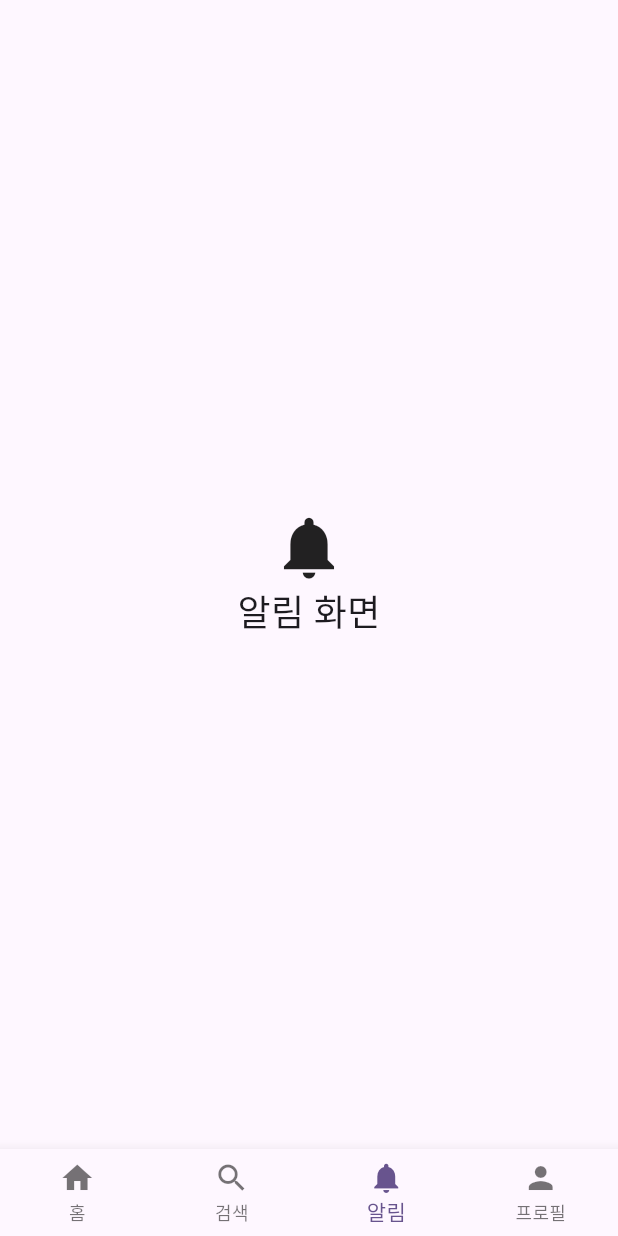
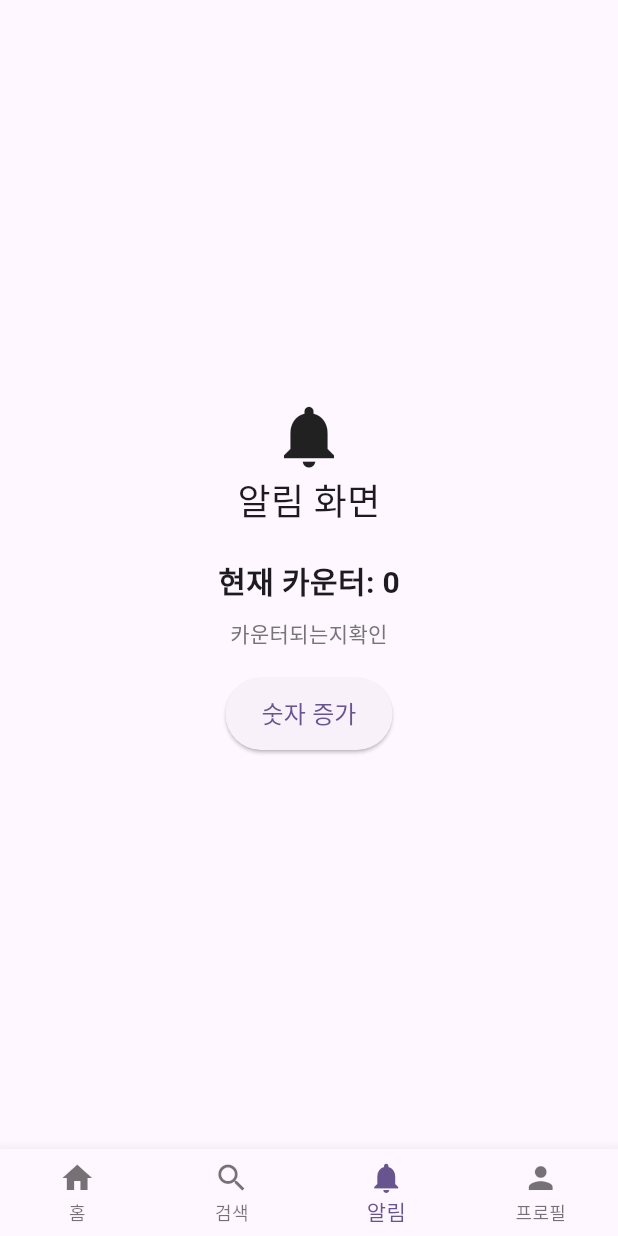
Before and after one commit to BeeChang/practice_flutter, a Flutter app: the screen it shows after launch, item 3 of the bottom bar chosen, on a phone screen of 412 x 824 dp. Run offline on Flutter 3.47's test engine with Material 3 defaults, Android fonts, the phone set to English and light mode, and no system bars; our stand-ins replace flutter_svg, go_router, logger; generated files the repository leaves out were written again.

Commit message:
고라우터 바텀네비 추가

```diff
--- a/lib/main.dart
+++ b/lib/main.dart
@@ -1,4 +1,5 @@
 import 'package:flutter/material.dart';
+import 'package:practice_flutter/ui/go_router/GoRouter.dart';
 import 'package:practice_flutter/ui/route/CartScreen.dart';
 import 'package:practice_flutter/ui/route/DetailScreen.dart';
 import 'package:practice_flutter/ui/MainScreen.dart';
@@ -18,7 +19,9 @@ class MyApp extends StatelessWidget {
 
   @override
   Widget build(BuildContext context) {
-    return MaterialApp(
+
+    return MaterialApp.router(
+
       //localization
       localizationsDelegates: AppLocalizations.localizationsDelegates,
       supportedLocales: AppLocalizations.supportedLocales,
@@ -29,14 +32,18 @@ class MyApp extends StatelessWidget {
         colorScheme: ColorScheme.fromSeed(seedColor: Colors.deepPurple),
         useMaterial3: true,
       ),
-      routes: {
-        '/main': (context) => const MainScreen(),  // '/'대신 '/main' 사용
-        '/detail': (context) => DetailScreen(),
-        '/cart': (context) => CartScreen(),
-        '/purchase': (context) => PurchaseScreen(),
-      },
-      initialRoute: '/main',  // 초기 라우트 설정
-      home: const MainScreen(),
+
+      // 기본 라우터
+      // routes: {
+      //   '/main': (context) => const MainScreen(),
+      //   '/detail': (context) => DetailScreen(),
+      //   '/cart': (context) => CartScreen(),
+      //   '/purchase': (context) => PurchaseScreen(),
+      // },
+      // initialRoute: '/main',  // 초기 라우트 설정
+      // home: const MainScreen(),
+      routerConfig: router,
+
     );
   }
 }
--- a/lib/ui/NotificationScreen.dart
+++ b/lib/ui/NotificationScreen.dart
@@ -1,17 +1,60 @@
 import 'package:flutter/material.dart';
 
-class NotificationScreen extends StatelessWidget {
+class NotificationScreen extends StatefulWidget {
   const NotificationScreen({super.key});
 
   @override
+  State<NotificationScreen> createState() => _NotificationScreenState();
+}
+
+class _NotificationScreenState extends State<NotificationScreen> {
+  int _counter = 0;  // 카운터 상태
+
+  void _incrementCounter() {
+    setState(() {
+      _counter++;
+    });
+  }
+
+  @override
   Widget build(BuildContext context) {
-    return const Center(
-      child: Column(
-        mainAxisAlignment: MainAxisAlignment.center,
-        children: [
-          Icon(Icons.notifications, size: 50),
-          Text('알림 화면', style: TextStyle(fontSize: 24)),
-        ],
+    return Scaffold(
+      body: Center(
+        child: Column(
+          mainAxisAlignment: MainAxisAlignment.center,
+          children: [
+            const Icon(Icons.notifications, size: 50),
+            const Text('알림 화면', style: TextStyle(fontSize: 24)),
+            const SizedBox(height: 20),
+
+            Text(
+              '현재 카운터: $_counter',
+              style: const TextStyle(fontSize: 20, fontWeight: FontWeight.bold),
+            ),
+            const SizedBox(height: 10),
+
+            Text(
+              '카운터되는지확인',
+              textAlign: TextAlign.center,
+              style: TextStyle(
+                fontSize: 14,
+                color: Colors.grey[600],
+              ),
+            ),
+            const SizedBox(height: 20),
+
+            ElevatedButton(
+              onPressed: _incrementCounter,
+              style: ElevatedButton.styleFrom(
+                padding: const EdgeInsets.symmetric(horizontal: 24, vertical: 12),
+              ),
+              child: const Text(
+                '숫자 증가',
+                style: TextStyle(fontSize: 16),
+              ),
+            ),
+          ],
+        ),
       ),
     );
   }
--- /dev/null
+++ b/lib/ui/go_router/GoRouter.dart
@@ -0,0 +1,99 @@
+import 'package:flutter/cupertino.dart';
+import 'package:go_router/go_router.dart';
+import 'package:practice_flutter/model/CustomData.dart';
+import 'package:practice_flutter/ui/go_router/GoCartScreen.dart';
+import 'package:practice_flutter/ui/go_router/InnerProfileInfo.dart';
+
+import '../HomeScreen.dart';
+import '../MainScreen.dart';
+import '../NotificationScreen.dart';
+import '../ProfileScreen.dart';
+import '../SearchScreen.dart';
+import 'ProductScreen.dart';
+import 'ScaffoldWithNavBar.dart';
+
+final router = GoRouter(
+  initialLocation: '/',
+
+
+
+  routes: [
+    // 상품과 카트 라우트를 최상위로 이동
+    GoRoute(
+      path: '/product/:id',
+      builder: (context, state) {
+        final productId = state.pathParameters['id'] ?? '';
+        final extraData = state.extra as Map<String, dynamic>?;
+        return ProductScreen(
+          productId: productId,
+          intValue: extraData?['intValue'] as int? ?? 0,
+          stringValue: extraData?['stringValue'] as String? ?? '',
+          customData: extraData?['customData'] as CustomData?,
+        );
+      },
+    ),
+    GoRoute(
+      path: '/cart',
+      builder: (context, state) {
+        final extraData = state.extra as Map<String, dynamic>?;
+        return GoCartScreen(
+          intValue: extraData?['intValue'] as int? ?? 0,
+          stringValue: extraData?['stringValue'] as String? ?? '',
+          customData: extraData?['customData'] as CustomData?,
+        );
+      },
+    ),
+
+    // 바텀 네비게이션을 위한 StatefulShellRoute
+    StatefulShellRoute.indexedStack(
+      builder: (context, state, navigationShell) {
+        return ScaffoldWithNavBar(navigationShell: navigationShell);
+      },
+      branches: [
+        // 홈 탭
+        StatefulShellBranch(
+          routes: [
+            GoRoute(
+              path: '/',
+              builder: (context, state) => const HomeScreen(),
+            ),
+          ],
+        ),
+        // 검색 탭
+        StatefulShellBranch(
+          routes: [
+            GoRoute(
+              path: '/search',
+              builder: (context, state) {
+                final fromCart = (state.extra as Map<String, dynamic>?)?['fromCart'] as bool? ?? false;
+                return SearchScreen(fromCart: fromCart);
+              },
+            ),
+          ],
+        ),
+        // 알림 탭
+        StatefulShellBranch(
+          routes: [
+            GoRoute(
+              path: '/notification',
+              builder: (context, state) => const NotificationScreen(),
+            ),
+          ],
+        ),
+        // 프로필 탭
+        StatefulShellBranch(
+          routes: [
+            GoRoute(
+              path: '/profile',
+              builder: (context, state) => const ProfileScreen(),
+            ),
+            GoRoute(
+              path: '/profile/info',
+              builder: (context, state) => const InnerProfileInfo(),
+            ),
+          ],
+        ),
+      ],
+    ),
+  ],
+);
--- /dev/null
+++ b/lib/ui/go_router/ScaffoldWithNavBar.dart
@@ -0,0 +1,42 @@
+import 'package:flutter/cupertino.dart';
+import 'package:flutter/material.dart';
+import 'package:go_router/go_router.dart';
+
+class ScaffoldWithNavBar extends StatelessWidget {
+  final StatefulNavigationShell navigationShell;
+
+  const ScaffoldWithNavBar({
+    required this.navigationShell,
+    super.key,
+  });
+
+  @override
+  Widget build(BuildContext context) {
+    return Scaffold(
+      body: navigationShell,
+      bottomNavigationBar: BottomNavigationBar(
+        type: BottomNavigationBarType.fixed,
+        currentIndex: navigationShell.currentIndex,
+        onTap: (index) => navigationShell.goBranch(index),
+        items: const <BottomNavigationBarItem>[
+          BottomNavigationBarItem(
+            icon: Icon(Icons.home),
+            label: '홈',
+          ),
+          BottomNavigationBarItem(
+            icon: Icon(Icons.search),
+            label: '검색',
+          ),
+          BottomNavigationBarItem(
+            icon: Icon(Icons.notifications),
+            label: '알림',
+          ),
+          BottomNavigationBarItem(
+            icon: Icon(Icons.person),
+            label: '프로필',
+          ),
+        ],
+      ),
+    );
+  }
+}
--- a/pubspec.yaml
+++ b/pubspec.yaml
@@ -17,6 +17,7 @@ dependencies:
   flutter_svg: ^2.0.9
   flutter_native_splash: ^2.4.2
   logger: ^2.4.0
+  go_router: ^14.3.0
 
 dev_dependencies:
   flutter_test:
```
Also changed, not shown: lib/model/CustomData.dart (added, +7 -0 lines), lib/ui/HomeScreen.dart (+27 -16 lines), lib/ui/ProfileScreen.dart (+11 -3 lines), lib/ui/SearchScreen.dart (+63 -6 lines), lib/ui/go_router/GoCartScreen.dart (added, +45 -0 lines), lib/ui/go_router/InnerProfileInfo.dart (added, +17 -0 lines), lib/ui/go_router/ProductScreen.dart (added, +53 -0 lines), pubspec.lock.
